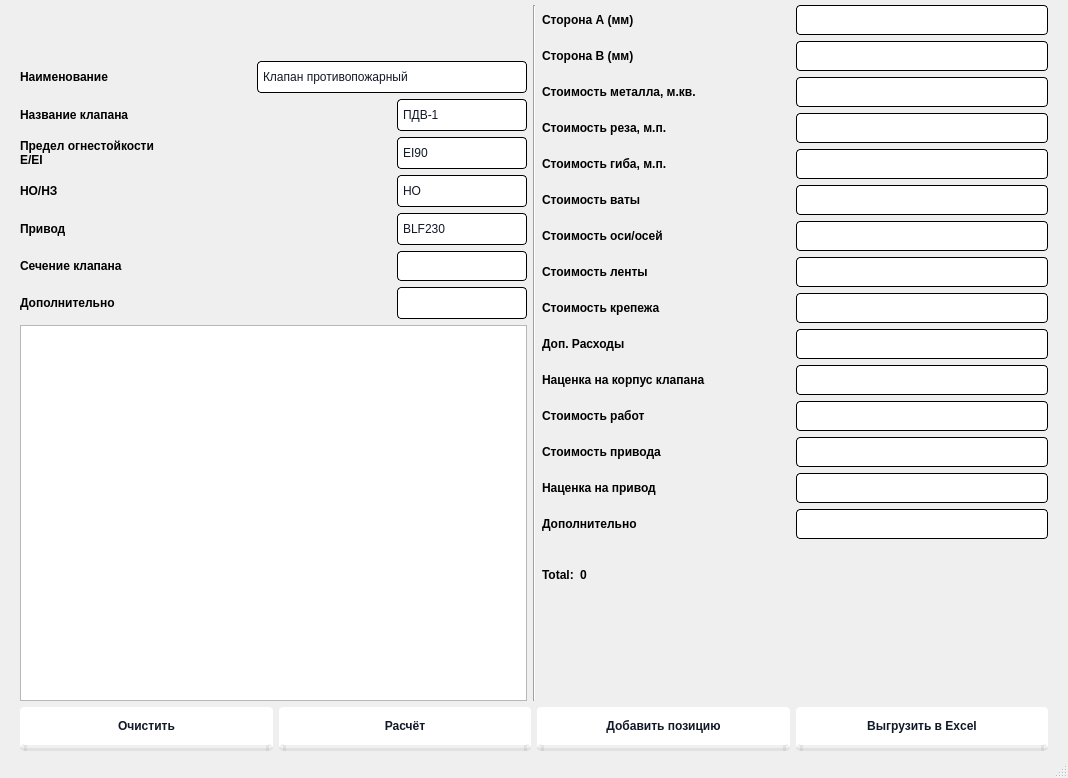
Qt form Bajan/main_window.ui (AnanasiDiod/auto-create) before a commit.
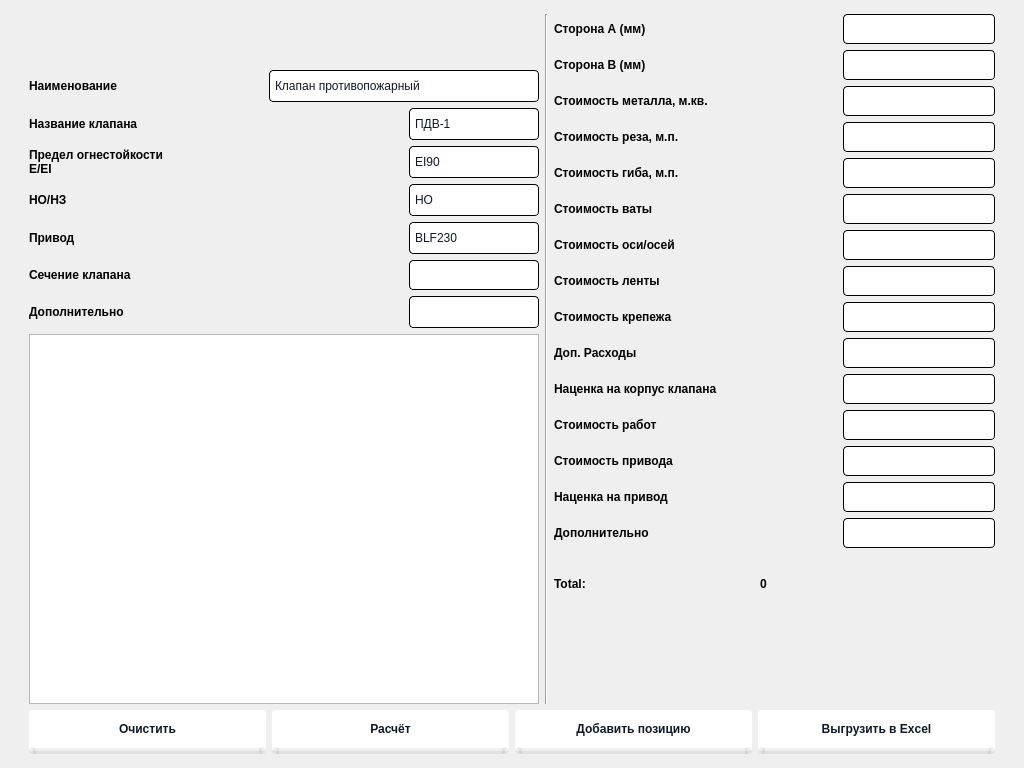
The same form after that commit. Icons and pictures are not drawn.

Commit message: new scrollable window

What changed in the file:
```diff
--- a/Bajan/main_window.ui
+++ b/Bajan/main_window.ui
@@ -6,12 +6,12 @@
    <rect>
     <x>0</x>
     <y>0</y>
-    <width>1068</width>
-    <height>778</height>
+    <width>1024</width>
+    <height>768</height>
    </rect>
   </property>
   <property name="sizePolicy">
-   <sizepolicy hsizetype="Fixed" vsizetype="Fixed">
+   <sizepolicy hsizetype="Expanding" vsizetype="Expanding">
     <horstretch>0</horstretch>
     <verstretch>0</verstretch>
    </sizepolicy>
@@ -57,12 +57,12 @@
 
  QLabel{
 	font: 10pt &quot;DejaVu Sans&quot;;
-
+	min-width:200px;
     height: 30px;
     font-weight: 600;
 }
 QLineEdit {
-min-width:250px;
+min-width:150px;
 max-width:250px;
 font: 10pt &quot;DejaVu Sans&quot;;
     color: #111827;
@@ -94,6 +94,9 @@
 }</string>
   </property>
   <widget class="QWidget" name="centralwidget">
+   <property name="enabled">
+    <bool>true</bool>
+   </property>
    <property name="sizePolicy">
     <sizepolicy hsizetype="Expanding" vsizetype="Expanding">
      <horstretch>0</horstretch>
@@ -101,6 +104,9 @@
     </sizepolicy>
    </property>
    <layout class="QVBoxLayout" name="verticalLayout_2">
+    <property name="spacing">
+     <number>16</number>
+    </property>
     <property name="leftMargin">
      <number>20</number>
     </property>
@@ -113,6 +119,58 @@
     <property name="bottomMargin">
      <number>5</number>
     </property>
+    <item>
+     <widget class="QScrollArea" name="scrollArea">
+      <property name="enabled">
+       <bool>true</bool>
+      </property>
+      <property name="sizePolicy">
+       <sizepolicy hsizetype="Minimum" vsizetype="Minimum">
+        <horstretch>0</horstretch>
+        <verstretch>0</verstretch>
+       </sizepolicy>
+      </property>
+      <property name="minimumSize">
+       <size>
+        <width>400</width>
+        <height>400</height>
+       </size>
+      </property>
+      <property name="styleSheet">
+       <string notr="true">QScrollArea {
+border:0px;
+}</string>
+      </property>
+      <property name="verticalScrollBarPolicy">
+       <enum>Qt::ScrollBarAsNeeded</enum>
+      </property>
+      <property name="widgetResizable">
+       <bool>true</bool>
+      </property>
+      <widget class="QWidget" name="scrollAreaWidgetContents_4">
+       <property name="geometry">
+        <rect>
+         <x>0</x>
+         <y>0</y>
+         <width>970</width>
+         <height>746</height>
+        </rect>
+       </property>
+       <property name="sizePolicy">
+        <sizepolicy hsizetype="Minimum" vsizetype="Minimum">
+         <horstretch>0</horstretch>
+         <verstretch>0</verstretch>
+        </sizepolicy>
+       </property>
+       <property name="minimumSize">
+        <size>
+         <width>730</width>
+         <height>600</height>
+        </size>
+       </property>
+       <layout class="QVBoxLayout" name="verticalLayout_5">
+        <item>
+         <layout class="QVBoxLayout" name="verticalLayout_3">
     <item>
      <layout class="QHBoxLayout" name="horizontalLayout_2">
       <property name="sizeConstraint">
@@ -147,7 +205,7 @@
             </property>
             <property name="minimumSize">
              <size>
-              <width>100</width>
+                    <width>200</width>
               <height>50</height>
              </size>
             </property>
@@ -554,6 +612,9 @@
       </item>
       <item>
        <layout class="QVBoxLayout" name="verticalLayout_4">
+              <property name="sizeConstraint">
+               <enum>QLayout::SetDefaultConstraint</enum>
+              </property>
         <item>
          <layout class="QHBoxLayout" name="horizontalLayout_11">
           <item>
@@ -618,6 +679,9 @@
             <property name="text">
              <string>Стоимость металла, м.кв.</string>
             </property>
+                  <property name="wordWrap">
+                   <bool>true</bool>
+                  </property>
            </widget>
           </item>
           <item>
@@ -834,6 +898,9 @@
             <property name="text">
              <string>Наценка на корпус клапана</string>
             </property>
+                  <property name="wordWrap">
+                   <bool>true</bool>
+                  </property>
            </widget>
           </item>
           <item>
@@ -1071,6 +1138,12 @@
      </layout>
     </item>
    </layout>
+        </item>
+       </layout>
+      </widget>
+     </widget>
+    </item>
+   </layout>
   </widget>
   <widget class="QMenuBar" name="menubar">
    <property name="geometry">
@@ -1082,7 +1155,6 @@
     </rect>
    </property>
   </widget>
-  <widget class="QStatusBar" name="statusbar"/>
  </widget>
  <resources/>
  <connections/>
```
Left out of the diff: 5 changed lines with no effect on the pictures. Lines whose indentation alone changed are shown as unchanged.
